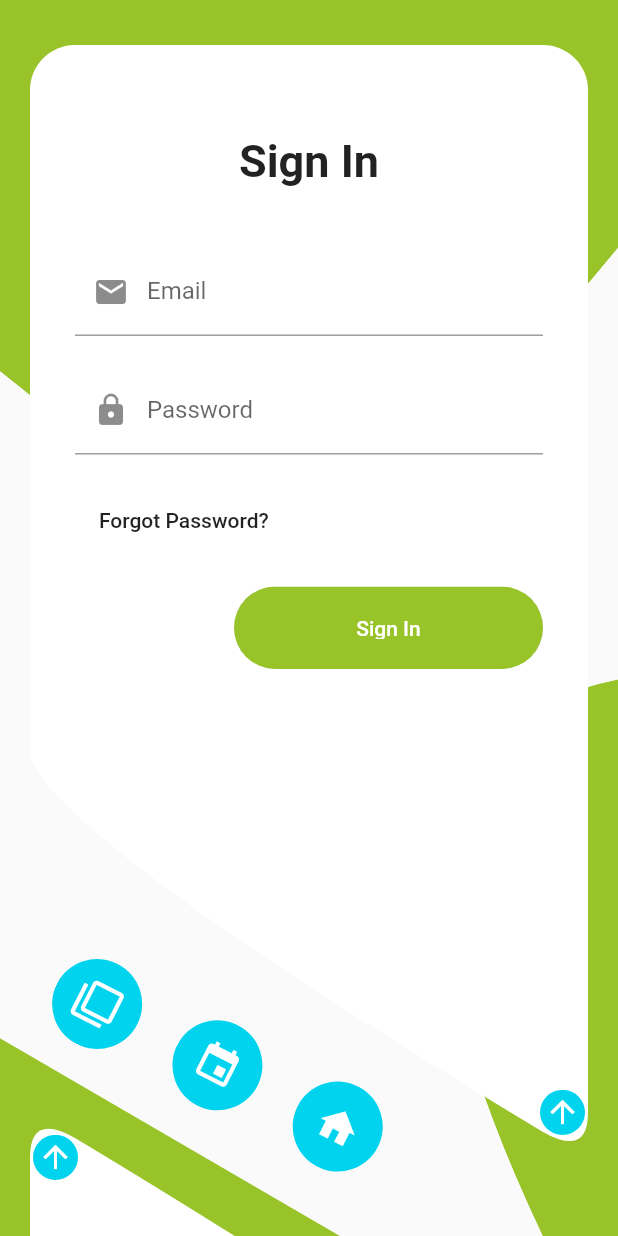
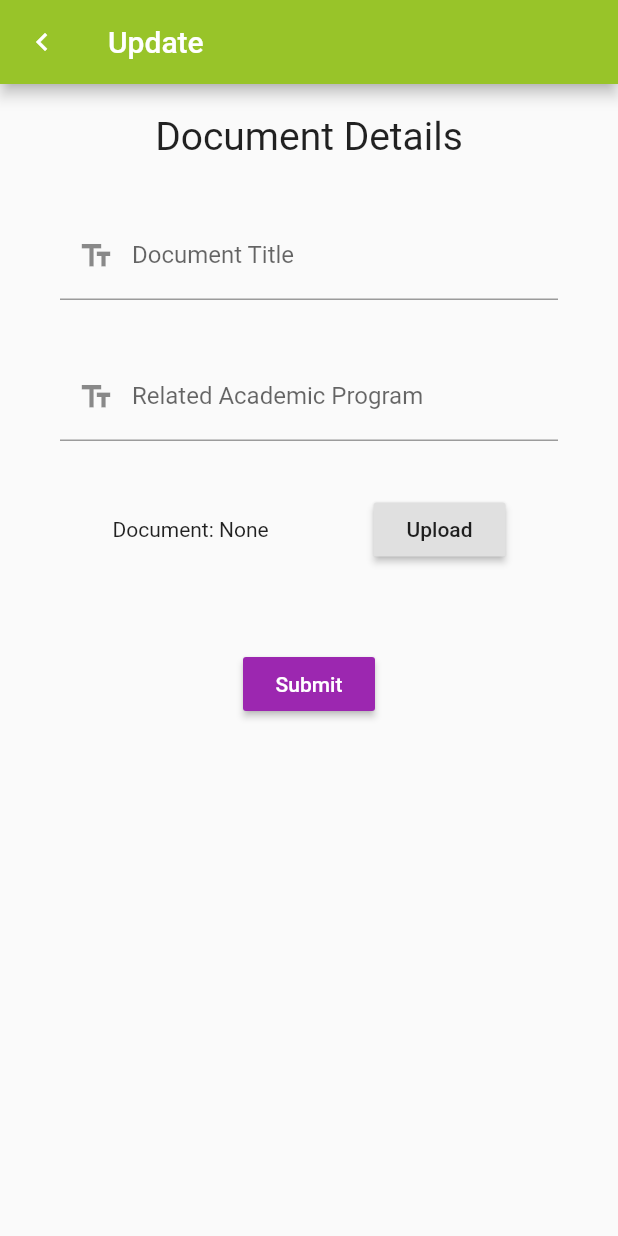
Before and after one commit to RandyKdev/UI, a Flutter app: the screen it shows after launch, on a phone screen of 412 x 824 dp. Run offline on Flutter 3.47's test engine with Material 2 defaults, Android fonts, the phone set to English and light mode, and no system bars; our stand-ins replace file, file_picker, sqflite; accounts and stored records are empty.

Commit message:
documents completed

```diff
--- a/lib/database/nameConstants.dart
+++ b/lib/database/nameConstants.dart
@@ -41,6 +41,8 @@ profileTitle = 'PROFILE_TITLE', firstName = 'FIRST_NAME',
       qualification = 'QUALIFICATION',
       company = 'COMPANY',
       role = 'ROLE',
+      documentPath = 'DOCUMENT_PATH',
+      bankReceiptPath = 'BANK_RECEIPT_PATH',
       workDescription = 'WORK_EXPERIENCE',
       personalInformationTable = 'PERSONAL_INFORMATION',
       userTable = 'USERS',
--- a/lib/main.dart
+++ b/lib/main.dart
@@ -3,6 +3,7 @@ import 'package:ui/colorConstants.dart';
 
 import './screens/home/view.dart';
 import './screens/login/view.dart';
+import './screens/documents/view.dart';
 
 void main() => runApp(MyApp());
 
@@ -16,7 +17,7 @@ class MyApp extends StatelessWidget {
       ),
       initialRoute: '/',
       routes: {
-        '/': (context) => Login(),
+        '/': (context) => Documents(), //Login()
         '/home': (context) => Home(),
       },
       debugShowCheckedModeBanner: false,
--- a/lib/models/applicationFeePayment.dart
+++ b/lib/models/applicationFeePayment.dart
@@ -5,6 +5,7 @@ import './utils/createTableHeadings.dart';
 
 class ApplicationFeePayment {
   int amount, id, momoNumber, referenceNumber;
+  String bankReceiptPath;
   dynamic bankReceipt;
 
   ApplicationFeePayment({
@@ -13,6 +14,7 @@ class ApplicationFeePayment {
     this.momoNumber,
     this.bankReceipt,
     this.referenceNumber,
+    this.bankReceiptPath,
   });
 
 List<String> heads = [
--- a/lib/models/documentDetails.dart
+++ b/lib/models/documentDetails.dart
@@ -5,7 +5,7 @@ import './utils/createTableHeadings.dart';
 import './utils/table.dart';
 
 class DocumentDetails {
-  String documentTitle, relatedAcademicProgram;
+  String documentTitle, relatedAcademicProgram, documentPath;
   dynamic document;
 int id;
 
@@ -14,6 +14,7 @@ int id;
     this.relatedAcademicProgram,
     this.document,
     this.documentTitle,
+    this.documentPath,
   });
 
   List<String> heads = [
--- /dev/null
+++ b/lib/screens/documents/view.dart
@@ -0,0 +1,138 @@
+import 'package:flutter/material.dart';
+import 'package:ui/database/nameConstants.dart';
+import 'package:file_picker/file_picker.dart';
+import 'package:file/file.dart';
+import 'dart:io';
+import 'dart:async';
+import '../../colorConstants.dart';
+
+class Documents extends StatelessWidget {
+  final documentDetailsKey = GlobalKey<FormState>();
+  final documentTitleFocus = FocusNode();
+  final relatedAcademicProgramFocus = FocusNode();
+  final documentTitleController = TextEditingController();
+  final relatedAcademicProgramController = TextEditingController();
+final name = 'None';
+  @override
+  Widget build(BuildContext context) {
+    return Scaffold(
+      appBar: AppBar(
+        leading: CircleAvatar(
+          child: Icon(
+            Icons.keyboard_arrow_left,
+            color: Colors.white,
+          ),
+          backgroundColor: Colors.transparent,
+        ),
+        title: Text(
+          'Update',
+          style: TextStyle(
+            color: Colors.white,
+          ),
+        ),
+      ),
+      body: SingleChildScrollView(
+        padding: EdgeInsets.only(
+          top: 20,
+          bottom: 20,
+          left: 40,
+          right: 40,
+        ),
+        child: Form(
+          key: documentDetailsKey,
+          child: Column(
+            mainAxisAlignment: MainAxisAlignment.spaceAround,
+            crossAxisAlignment: CrossAxisAlignment.center,
+            children: [
+              Text(
+                "Document Details",
+                style: TextStyle(
+                  fontSize: 26,
+                ),
+              ),
+              SizedBox(height: 35),
+              TextFormField(
+                controller: documentTitleController,
+                focusNode: documentTitleFocus,
+                textInputAction: TextInputAction.next,
+                onFieldSubmitted: (_) {
+                  FocusScope.of(context)
+                      .requestFocus(relatedAcademicProgramFocus);
+                },
+                validator: (documentTitle) {
+                  documentTitle = documentTitle.trim();
+                  if (documentTitle.length < 1) {
+                    return 'Please  enter a document title';
+                  }
+                  return null;
+                },
+                decoration: InputDecoration(
+                  labelText: 'Document Title',
+                  prefixIcon: Icon(Icons.text_fields),
+                ),
+              ),
+              SizedBox(height: 35),
+              TextFormField(
+                focusNode: relatedAcademicProgramFocus,
+                controller: relatedAcademicProgramController,
+                textInputAction: TextInputAction.done,
+                onFieldSubmitted: (_) {
+                  FocusScope.of(context).unfocus();
+                },
+                validator: (relatedAcademicProgram) {
+                  relatedAcademicProgram = relatedAcademicProgram.trim();
+                  if (relatedAcademicProgram.length < 1)
+                    return 'Enter a related academic program';
+                  return null;
+                },
+                decoration: InputDecoration(
+                  labelText: 'Related Academic Program',
+                  prefixIcon: Icon(Icons.text_fields),
+                ),
+              ),
+              SizedBox(height: 35),
+              Row(
+                mainAxisAlignment: MainAxisAlignment.spaceAround,
+                children: [
+                  Text("Document: $name"),
+                  RaisedButton(
+                    child: Text("Upload"),
+                    onPressed: () async {
+                      FilePickerResult result =
+                          await FilePicker.platform.pickFiles(
+                        type: FileType.custom,
+                        allowedExtensions: ['pdf'],
+                      );
+
+                      if (result != null) {
+                        //  new File().readAsString();
+                        print(result.files.single.bytes);
+                      }
+                    },
+                  ),
+                ],
+              ),
+              SizedBox(height: 55),
+              RaisedButton(
+                child: Text(
+                  'Submit',
+                  style: TextStyle(
+                    color: Colors.white,
+                  ),
+                ),
+                color: purple,
+                onPressed: () {
+                  if (documentDetailsKey.currentState.validate()) {
+                    print("document title: ${documentTitleController.text}");
+                    print(
+                        "related academic program: ${relatedAcademicProgramController.text}");
+                  }
+                },
+              ),
+            ],
+          ),
+        ),
+      ),
+    );
+  }
+}
--- a/pubspec.yaml
+++ b/pubspec.yaml
@@ -31,6 +31,7 @@ dependencies:
   sqflite: ^1.3.1+1
   path: ^1.7.0
   path_provider: ^1.6.18
+  file_picker: ^2.0.6
   #shared_preferences: '>=0.5.y+x <2.0.0'
 
 dev_dependencies:
```
Also changed, not shown: lib/screens/login/view.dart (+9 -0 lines), pubspec.lock, 1 other file.
